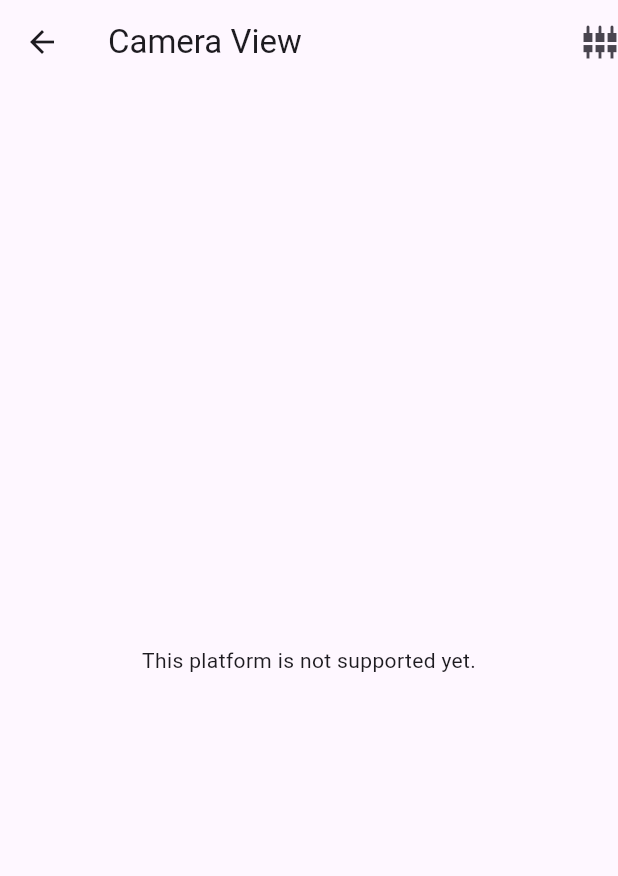
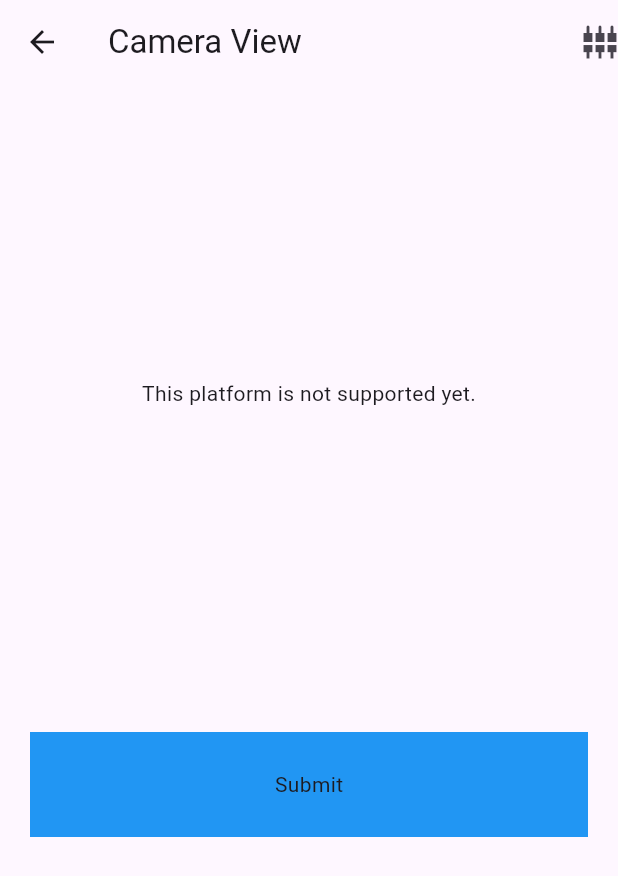
Before and after one commit to ThinkSys/mediapipe-flutter, a Flutter app: the PoseExample screen opened directly, on a phone screen of 412 x 824 dp. Shown: the top 876 px of the screen. Run offline on Flutter 3.47's test engine with Material 3 defaults, Android fonts, the phone set to English and light mode, and no system bars; our stand-ins replace equatable, plugin_platform_interface, web.

Commit message:
updated example with resize the camera & addind a button

```diff
--- a/example/lib/pose_example/pose_example.dart
+++ b/example/lib/pose_example/pose_example.dart
@@ -2,7 +2,7 @@ import 'package:flutter/cupertino.dart';
 import 'package:flutter/material.dart';
 import 'package:thinksys_mediapipe_plugin/pose_landmarks.dart';
 import 'package:thinksys_mediapipe_plugin/pose_landmark_options.dart';
-import 'package:thinksys_mediapipe_plugin_example/landmarks_filter_options.dart';
+import 'package:thinksys_mediapipe_plugin_example/pose_example/landmarks_filter_options.dart';
 
 class PoseExample extends StatefulWidget {
   const PoseExample({super.key});
@@ -15,7 +15,6 @@ class _PoseExampleState extends State<PoseExample> {
   PoseLandmarkOptions options = PoseLandmarkOptions(
       face: true, leftArm: true, rightArm: true, leftLeg: true, torso: true, rightLeg: true);
 
-  /// TODO: enable realtime filters
   void _updateFilters(String key, bool value) {
     switch (key) {
       case "Face":
@@ -57,15 +56,31 @@ class _PoseExampleState extends State<PoseExample> {
                             defaultFilters: options.toJson(),
                           )));
                 },
-                child: Icon(Icons.settings_input_component_sharp))
+                child: const Icon(Icons.settings_input_component_sharp))
           ],
         ),
-        body: PoseLandmarks(
-          key: UniqueKey(),
-          options: options,
-          scanLandmarks: (value) {
-          //  print("Received Landmarks : $value");
-          },
+        body: Column(
+          children: [
+            SizedBox(
+              height: MediaQuery.of(context).size.height * 0.5,
+              width: MediaQuery.of(context).size.width,
+              child: PoseLandmarks(
+                key: UniqueKey(),
+                options: PoseLandmarkOptions(),
+                scanLandmarks: (value) {
+                //  print("Received Landmarks : $value");
+                },
+              ),
+            ),
+            Container(
+              height: 70,
+              width: MediaQuery.of(context).size.width,
+              padding: EdgeInsets.all(20),
+              margin: EdgeInsets.all(20),
+              color: Colors.blue,
+              child: Center(child: Text("Submit")),
+            )
+          ],
         ),
       ),
     );
```
Also changed, not shown: example/lib/pose_example/landmarks_filter_options.dart (renamed from example/lib/landmarks_filter_options.dart, +5 -7 lines).
